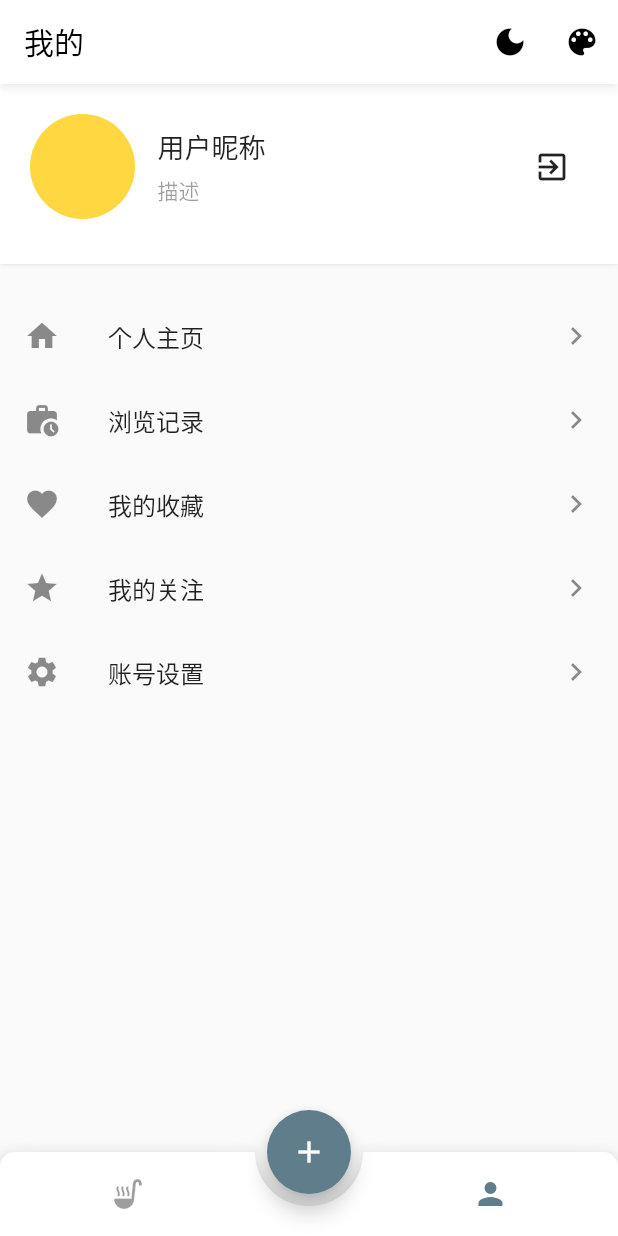
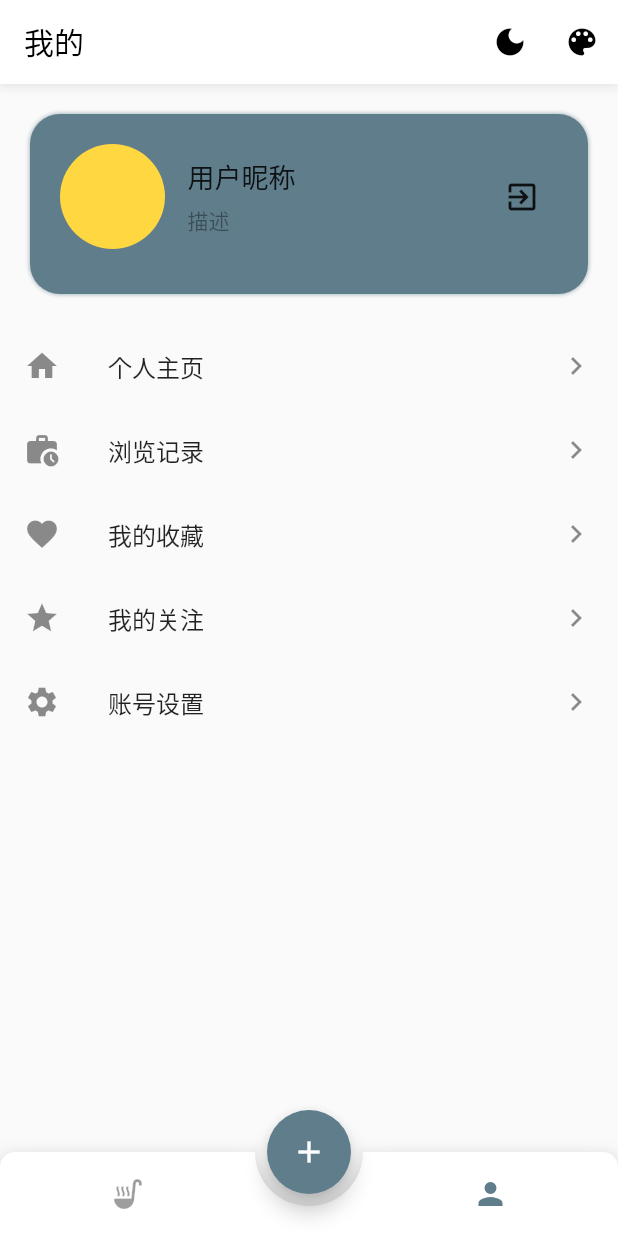
Before and after one commit to hellowmonkey-site/kitchen-flutter, a Flutter app: the screen it shows after launch, swiped to page 2, on a phone screen of 412 x 824 dp. Run offline on Flutter 3.47's test engine with Material 2 defaults, Android fonts, the phone set to English and light mode, and no system bars; drawn by our look-alikes of animated_bottom_navigation_bar; our stand-ins replace dio, fluttertoast, get, modal_bottom_sheet, shared_preferences.

Commit message:
feat：细节调整

```diff
--- a/lib/component/kitchen_item_component.dart
+++ b/lib/component/recipe_item_component.dart
@@ -1,7 +1,7 @@
 import 'package:flutter/material.dart';
 
-class KitchenItemComponent extends StatelessWidget {
-  const KitchenItemComponent({Key? key}) : super(key: key);
+class RecipeItemComponent extends StatelessWidget {
+  const RecipeItemComponent({Key? key}) : super(key: key);
 
   @override
   Widget build(BuildContext context) {
--- a/lib/config/page.dart
+++ b/lib/config/page.dart
@@ -4,11 +4,11 @@ class PageItem {
   final String text;
   final IconData icon;
 
-  PageItem({required this.text, required this.icon});
+  const PageItem({required this.text, required this.icon});
 }
 
 final List<PageItem> pageList = [
-  PageItem(text: '觅食', icon: Icons.soup_kitchen),
+  const PageItem(text: '觅食', icon: Icons.soup_kitchen),
   // PageItem(text: '发布', icon: Icons.add_a_photo),
-  PageItem(text: '我的', icon: Icons.person)
+  const PageItem(text: '我的', icon: Icons.person)
 ];
--- a/lib/config/theme.dart
+++ b/lib/config/theme.dart
@@ -22,11 +22,11 @@ class ThemeModeItem {
   final ThemeMode value;
   final String text;
 
-  ThemeModeItem({required this.text, required this.value});
+  const ThemeModeItem({required this.text, required this.value});
 }
 
 final List<ThemeModeItem> themeModeList = [
-  ThemeModeItem(text: '亮色', value: ThemeMode.light),
-  ThemeModeItem(text: '暗色', value: ThemeMode.dark),
-  ThemeModeItem(text: '跟随系统', value: ThemeMode.system),
+  const ThemeModeItem(text: '亮色', value: ThemeMode.light),
+  const ThemeModeItem(text: '暗色', value: ThemeMode.dark),
+  const ThemeModeItem(text: '跟随系统', value: ThemeMode.system),
 ];
--- a/lib/helper/application.dart
+++ b/lib/helper/application.dart
@@ -6,10 +6,10 @@ import 'package:shared_preferences/shared_preferences.dart';
 
 class Application {
 //  请求
-  static Dio? ajax;
+  static late Dio ajax;
 
 //  本地存储
-  static SharedPreferences? prefs;
+  static late SharedPreferences prefs;
 
 //  轻提示
   static void toast(String msg,
--- a/lib/layout/main_layout.dart
+++ b/lib/layout/main_layout.dart
@@ -18,7 +18,7 @@ int _last = 0;
 class MainLayout extends StatelessWidget {
   MainLayout({super.key});
 
-  final MainController controller = Get.put(MainController());
+  final MainController mainController = Get.put(MainController());
   final PageController pageController = PageController();
 
   @override
@@ -38,7 +38,7 @@ class MainLayout extends StatelessWidget {
       },
       child: Scaffold(
           appBar: AppBar(
-            title: Obx(() => Text(pageList[controller.pageIndex.value].text)),
+            title: Obx(() => Text(pageList[mainController.pageIndex.value].text)),
             actions: [
               IconButton(
                   onPressed: () {
@@ -170,7 +170,7 @@ class MainLayout extends StatelessWidget {
           body: PageView(
             controller: pageController,
             onPageChanged: (int index) {
-              controller.changePageIndex(index);
+              mainController.changePageIndex(index);
             },
             children: [SearchPage(), const UserPage()],
           ),
@@ -179,7 +179,7 @@ class MainLayout extends StatelessWidget {
                 backgroundColor: Theme.of(context).bottomAppBarColor,
                 activeColor: Theme.of(context).primaryColor,
                 inactiveColor: Theme.of(context).disabledColor,
-                activeIndex: controller.pageIndex.value,
+                activeIndex: mainController.pageIndex.value,
                 onTap: (int index) {
                   pageController.jumpToPage(index);
                 },
@@ -193,7 +193,7 @@ class MainLayout extends StatelessWidget {
             tooltip: '发布新菜谱',
             onPressed: () {
               Get.to(() => const PublishPage(),
-                  fullscreenDialog: true, transition: Transition.downToUp);
+                  fullscreenDialog: true, transition: Transition.cupertinoDialog);
             },
             backgroundColor: Theme.of(context).primaryColor,
             child: const Icon(Icons.add),
--- a/lib/page/list_page.dart
+++ b/lib/page/list_page.dart
@@ -1,6 +1,6 @@
 import 'package:flutter/material.dart';
 import 'package:get/get.dart';
-import 'package:kitchen_flutter/component/kitchen_item_component.dart';
+import 'package:kitchen_flutter/component/recipe_item_component.dart';
 import 'package:kitchen_flutter/controller/list_controller.dart';
 import 'package:kitchen_flutter/controller/search_controller.dart';
 
@@ -61,13 +61,13 @@ class ListPage extends StatelessWidget {
                         child: Padding(
                       padding: EdgeInsets.only(
                           left: 10, top: 5, bottom: 5, right: 5),
-                      child: KitchenItemComponent(),
+                      child: RecipeItemComponent(),
                     )),
                     Expanded(
                         child: Padding(
                       padding: EdgeInsets.only(
                           right: 10, top: 5, bottom: 5, left: 5),
-                      child: KitchenItemComponent(),
+                      child: RecipeItemComponent(),
                     ))
                   ],
                 );
--- a/lib/page/user_page.dart
+++ b/lib/page/user_page.dart
@@ -18,16 +18,16 @@ class UserPage extends StatelessWidget {
         children: [
           Container(
             decoration: BoxDecoration(
-                // ignore: prefer_const_constructors
                 boxShadow: [
-                  if (!Get.isDarkMode)
-                    const BoxShadow(color: Colors.black12, blurRadius: 2)
-                ], color: Theme.of(context).backgroundColor),
-            margin: const EdgeInsets.only(bottom: 20),
+                  BoxShadow(
+                      color: Theme.of(context).primaryColor.withOpacity(0.7),
+                      blurRadius: 2)
+                ],
+                color: Theme.of(context).primaryColor,
+                borderRadius: BorderRadius.circular(20)),
+            margin: const EdgeInsets.all(20),
             padding:
                 const EdgeInsets.only(top: 20, right: 20, bottom: 30, left: 20),
-            // color: Theme.of(context).backgroundColor,
-
             child: Row(
               mainAxisSize: MainAxisSize.max,
               mainAxisAlignment: MainAxisAlignment.start,
--- a/lib/provider/theme_provider.dart
+++ b/lib/provider/theme_provider.dart
@@ -8,10 +8,10 @@ class ThemeProvider with ChangeNotifier {
   static const themeColorIndexText = 'themeColorIndex';
 
   int themeColorIndex =
-      Application.prefs?.getInt(themeColorIndexText) ?? themeColorDefaultIndex;
+      Application.prefs.getInt(themeColorIndexText) ?? themeColorDefaultIndex;
 
   int themeModeIndex =
-      Application.prefs?.getInt(themeModeIndexText) ?? themeModeDefaultIndex;
+      Application.prefs.getInt(themeModeIndexText) ?? themeModeDefaultIndex;
 
   Brightness get themeBrightness {
     var list = [Brightness.light, Brightness.dark];
@@ -23,13 +23,13 @@ class ThemeProvider with ChangeNotifier {
 
   changeThemeColor(int index) {
     themeColorIndex = index;
-    Application.prefs?.setInt(themeColorIndexText, themeColorIndex);
+    Application.prefs.setInt(themeColorIndexText, themeColorIndex);
     notifyListeners();
   }
 
   changeThemeMode(int index) {
     themeModeIndex = index;
-    Application.prefs?.setInt(themeModeIndexText, themeModeIndex);
+    Application.prefs.setInt(themeModeIndexText, themeModeIndex);
     notifyListeners();
   }
 }
```
Also changed, not shown: lib/config/common.dart (+7 -0 lines), lib/page/login_page.dart (added, +15 -0 lines), lib/plugin/ajax_plugin.dart (+33 -1 lines).
